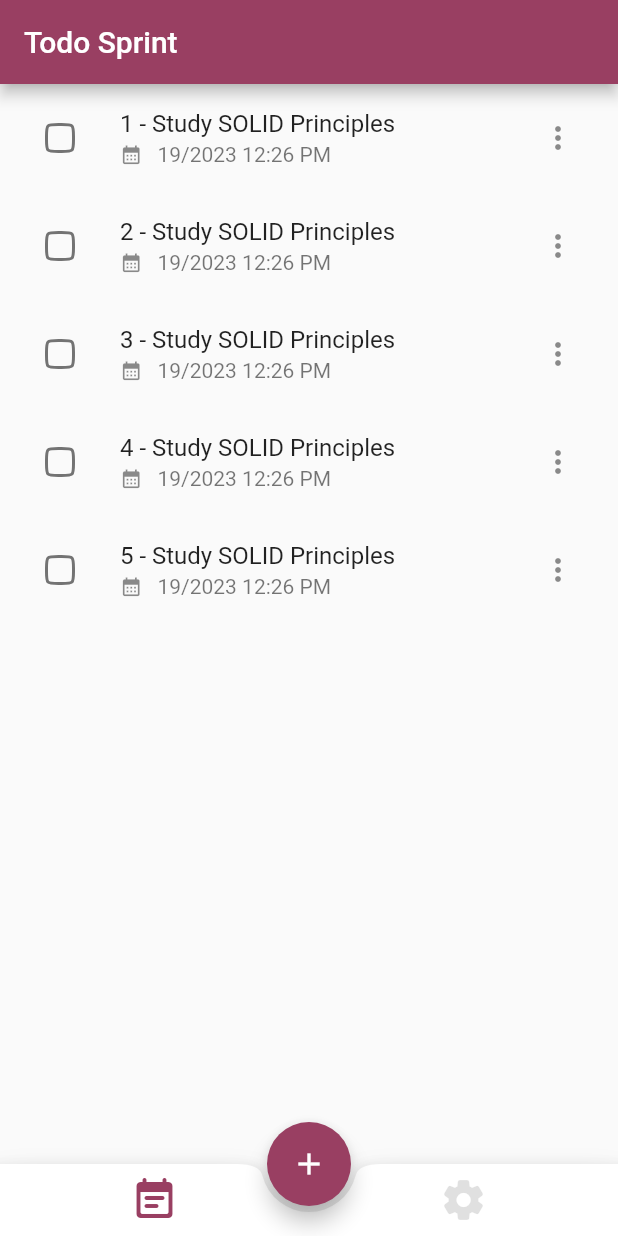
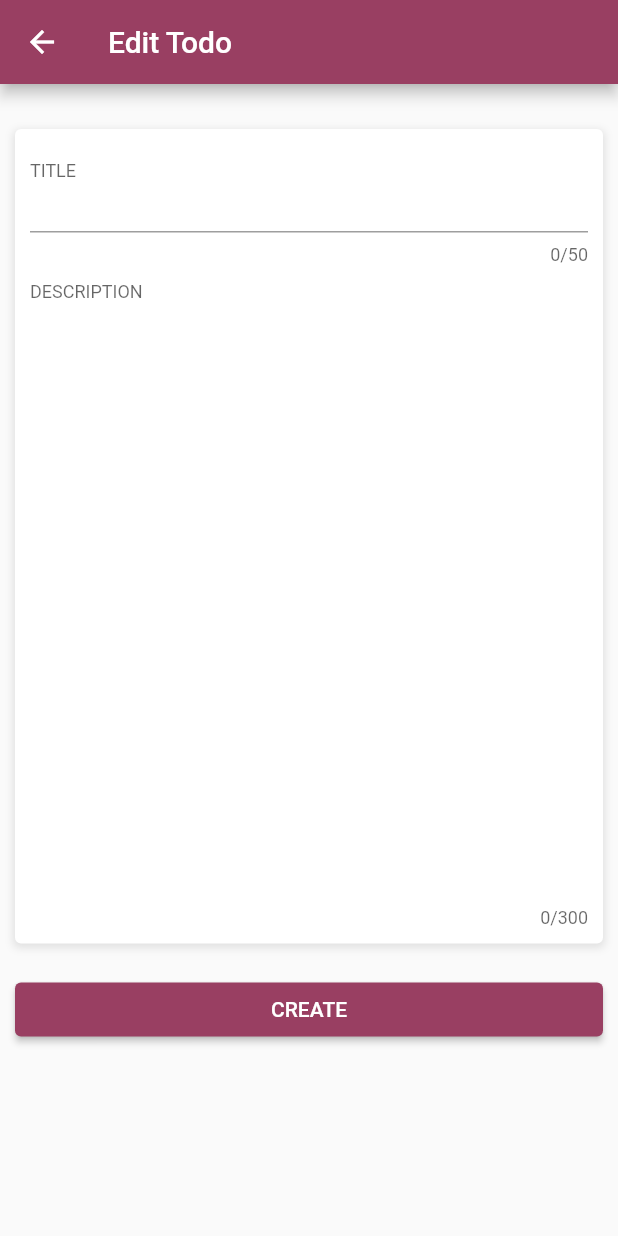
Before and after one commit to eliascreates/todo_sprint, a Flutter app: the screen it shows after launch, after a tap on the "add" icon, on a phone screen of 412 x 824 dp. Run offline on Flutter 3.47's test engine with Material 2 defaults, Android fonts, the phone set to English and light mode, and no system bars; our stand-ins replace dartz, equatable, flutter_bloc, get_it, hive, hive_flutter and 1 more; accounts and stored records are empty; network calls fail.

Commit message:
Implement the UI and interactions

```diff
--- a/lib/core/constants/strings.dart
+++ b/lib/core/constants/strings.dart
@@ -1,5 +1,34 @@
 class Strings {
   const Strings._();
 
+  static const appTitle = 'Todo Sprint';
 
+  // HomeScreen
+  static const homeScreenTitle = 'Todo Sprint';
+
+  //Overview Todo things
+  static const todoSettingsAppbarTitle = 'Todo Settings';
+
+  static const todosOverviewErrorSnackbarText = 'Something went wrong!';
+  static const todosOverviewTodoDeletedSnackbarText = 'Todo Deleted!';
+  static const todosOverviewEmptyText = 'No Todos!';
+
+  //ToolTips
+  static const todosOverviewOptionsTooltip = 'Options';
+  static const todosOverviewOptionsMarkAllIncomplete = 'None';
+  static const todosOverviewOptionsMarkAllComplete = 'All';
+  static const todosOverviewOptionsClearCompleted = 'Clear';
+
+  //Filter Popup menu
+  static const todosOverviewFilterTooltip = 'Filter';
+  static const todosOverviewFilterShowAll = 'All';
+  static const todosOverviewFilterActive = 'Active';
+  static const todosOverviewFilterShowCompleted = 'Completed';
+
+  static const todoSaveButtonTooltip = 'Filter';
+
+  static const todoAddAppBarTitle = 'New Todo';
+  static const todoEditAppBarTitle = 'Edit Todo';
+  static const todoTitleLabel = 'Title';
+  static const todoDescriptionLabel = 'Description';
 }
--- a/lib/core/routes/app_routes.dart
+++ b/lib/core/routes/app_routes.dart
@@ -2,6 +2,8 @@ import 'package:flutter/material.dart';
 import 'package:todo_sprint/features/home/presentation/pages/home_page.dart';
 // import 'package:flutter_bloc/flutter_bloc.dart';
 import 'package:todo_sprint/features/settings/presentation/pages/settings_page.dart';
+import 'package:todo_sprint/features/todo/domain/entities/todo.dart';
+import 'package:todo_sprint/features/todo/presentation/pages/todo_edit_page.dart';
 // import 'package:todo_sprint/features/todo/domain/entities/todo.dart';
 
 class AppRoutes {
@@ -16,6 +18,15 @@ class AppRoutes {
       case home:
         return MaterialPageRoute(
           builder: (_) => const HomePage(),
+        );
+      case editPage:
+        if (settings.arguments is Todo) {
+          return MaterialPageRoute(
+            builder: (_) => TodoEditPage(todo: settings.arguments as Todo),
+          );
+        }
+        return MaterialPageRoute(
+          builder: (_) => const TodoEditPage(),
         );
       case settingsPage:
         return MaterialPageRoute(
--- a/lib/features/home/presentation/pages/home_page.dart
+++ b/lib/features/home/presentation/pages/home_page.dart
@@ -1,8 +1,9 @@
 import 'package:flutter/material.dart';
 import 'package:flutter_bloc/flutter_bloc.dart';
+import 'package:todo_sprint/core/routes/app_routes.dart';
 import 'package:todo_sprint/features/home/presentation/cubit/home_cubit.dart';
 import 'package:todo_sprint/features/settings/presentation/pages/settings_page.dart';
-import 'package:todo_sprint/features/todo/presentation/pages/todo_page.dart';
+import 'package:todo_sprint/features/todo/presentation/pages/todo_home_page.dart';
 
 class HomePage extends StatelessWidget {
   const HomePage({super.key});
@@ -26,12 +27,12 @@ class HomeView extends StatelessWidget {
     return Scaffold(
       body: IndexedStack(
         index: selectedTab.index,
-        children: const [TodoPage(), SettingsPage()],
+        children: const [TodoHomePage(), SettingsPage()],
       ),
       floatingActionButtonLocation: FloatingActionButtonLocation.centerDocked,
       floatingActionButton: FloatingActionButton(
         key: const Key('homeView_addTodo_floatingActionButton'),
-        onPressed: () {},
+        onPressed: () => Navigator.of(context).pushNamed(AppRoutes.editPage),
         child: const Icon(Icons.add),
       ),
       bottomNavigationBar: BottomAppBar(
--- a/lib/features/settings/presentation/bloc/settings_bloc.dart
+++ b/lib/features/settings/presentation/bloc/settings_bloc.dart
@@ -7,8 +7,6 @@ part 'settings_state.dart';
 
 class SettingsBloc extends Bloc<SettingsEvent, SettingsState> {
   SettingsBloc() : super(SettingsInitial()) {
-    on<SettingsEvent>((event, emit) {
-      // TODO: implement event handler
-    });
+    on<SettingsEvent>((event, emit) {});
   }
 }
--- a/lib/features/todo/data/datasources/todo_local_data_source.dart
+++ b/lib/features/todo/data/datasources/todo_local_data_source.dart
@@ -1,3 +1,4 @@
+import 'package:flutter/foundation.dart';
 import 'package:hive/hive.dart';
 import 'package:todo_sprint/core/error/exceptions.dart';
 import 'package:todo_sprint/features/todo/data/models/todo_model.dart';
@@ -58,7 +59,7 @@ class TodoLocalDataSourceImpl implements TodoLocalDataSource {
     try {
       final box = await hive.openBox<TodoModel>(_todoBoxName);
       await box.put(todo.id, todo);
-
+      debugPrint("CREATED: $todo");
       return todo;
     } catch (e) {
       throw const CacheException();
@@ -81,6 +82,7 @@ class TodoLocalDataSourceImpl implements TodoLocalDataSource {
   Future<List<TodoModel>> getAllTodos() async {
     try {
       final box = await hive.openBox<TodoModel>(_todoBoxName);
+      debugPrint(box.values.toList().toString());
       return box.values.toList();
     } catch (e) {
       throw const CacheException();
--- /dev/null
+++ b/lib/features/todo/presentation/pages/todo_edit_page.dart
@@ -0,0 +1,168 @@
+import 'package:flutter/cupertino.dart';
+import 'package:flutter/material.dart';
+import 'package:flutter/services.dart';
+import 'package:flutter_bloc/flutter_bloc.dart';
+import 'package:todo_sprint/core/constants/strings.dart';
+import 'package:todo_sprint/features/todo/domain/entities/todo.dart';
+import 'package:uuid/uuid.dart';
+
+import '../bloc/todo_bloc.dart';
+
+class TodoEditPage extends StatelessWidget {
+  const TodoEditPage({super.key, this.todo});
+
+  final Todo? todo;
+
+  @override
+  Widget build(BuildContext context) {
+    return TodoEditView(todo: todo);
+  }
+}
+
+class TodoEditView extends StatefulWidget {
+  const TodoEditView({super.key, this.todo});
+  final Todo? todo;
+
+  @override
+  State<TodoEditView> createState() => _TodoEditViewState();
+}
+
+class _TodoEditViewState extends State<TodoEditView> {
+  final _titleController = TextEditingController();
+  final _descriptionController = TextEditingController();
+  String title = '', description = '';
+
+  @override
+  Widget build(BuildContext context) {
+    return Scaffold(
+      appBar: AppBar(
+        title: Text(
+          widget.todo != null
+              ? Strings.todoAddAppBarTitle
+              : Strings.todoEditAppBarTitle,
+        ),
+      ),
+      body: CupertinoScrollbar(
+        child: SingleChildScrollView(
+          child: Padding(
+            padding: const EdgeInsets.all(10),
+            child: Column(
+              crossAxisAlignment: CrossAxisAlignment.stretch,
+              children: [
+                const SizedBox(height: 20),
+                Container(
+                  padding: const EdgeInsets.all(10),
+                  decoration: BoxDecoration(
+                      color: Theme.of(context).cardColor,
+                      borderRadius: BorderRadius.circular(4),
+                      boxShadow: [
+                        BoxShadow(
+                            color:
+                                Theme.of(context).shadowColor.withOpacity(0.1),
+                            blurRadius: 4,
+                            spreadRadius: 1,
+                            offset: const Offset(0, 2)),
+                      ]),
+                  child: Column(
+                    children: [
+                      _TitleField(
+                        _titleController,
+                        todo: widget.todo,
+                        onChanged: (text) {
+                          title = text;
+                        },
+                      ),
+                      _DescriptionField(
+                        _descriptionController,
+                        todo: widget.todo,
+                        onChanged: (text) {
+                          description = text;
+                        },
+                      ),
+                    ],
+                  ),
+                ),
+                const SizedBox(height: 20),
+                ElevatedButton(
+                  onPressed: () {
+                    if (widget.todo == null) {
+                      final newDate = DateTime.now().toIso8601String();
+                      final newTodo = Todo(
+                        id: const Uuid().v1(),
+                        title: title,
+                        description: description,
+                        dateCreated: newDate,
+                        dateUpdated: newDate,
+                      );
+                      context.read<TodoBloc>().add(TodoCreated(todo: newTodo));
+                      _descriptionController.clear();
+                      _titleController.clear();
+
+                      Navigator.of(context).pop();
+                    }
+                  },
+                  style: ElevatedButton.styleFrom(
+                      backgroundColor: Theme.of(context).colorScheme.secondary),
+                  child: Text(widget.todo != null ? "UPDATE" : "CREATE"),
+                )
+              ],
+            ),
+          ),
+        ),
+      ),
+    );
+  }
+}
+
+class _TitleField extends StatelessWidget {
+  const _TitleField(this.controller, {required this.todo, this.onChanged});
+  final Todo? todo;
+  final TextEditingController controller;
+  final void Function(String)? onChanged;
+  @override
+  Widget build(BuildContext context) {
+    return TextFormField(
+      key: const Key('editTodoView_title_textFormField'),
+      controller: controller,
+      initialValue: todo?.title,
+      onChanged: onChanged,
+      decoration: const InputDecoration(
+        labelText: 'TITLE',
+        floatingLabelBehavior: FloatingLabelBehavior.always,
+      ),
+      maxLength: 50,
+      inputFormatters: [
+        LengthLimitingTextInputFormatter(50),
+        FilteringTextInputFormatter.allow(RegExp(r'[a-zA-Z0-9\s]')),
+      ],
+    );
+  }
+}
+
+class _DescriptionField extends StatelessWidget {
+  const _DescriptionField(this.controller,
+      {required this.todo, this.onChanged});
+  final Todo? todo;
+  final TextEditingController controller;
+  final void Function(String)? onChanged;
+  @override
+  Widget build(BuildContext context) {
+    return TextFormField(
+      key: const Key('editTodoView_description_textFormField'),
+      controller: controller,
+      initialValue: todo?.description,
+      onChanged: onChanged,
+      decoration: const InputDecoration(
+        border: InputBorder.none,
+        floatingLabelBehavior: FloatingLabelBehavior.always,
+        labelText: 'DESCRIPTION',
+        enabled: true,
+      ),
+      maxLength: 300,
+      maxLines: 20,
+      inputFormatters: [
+        LengthLimitingTextInputFormatter(300),
+      ],
+    );
+  }
+}
--- /dev/null
+++ b/lib/features/todo/presentation/pages/todo_home_page.dart
@@ -0,0 +1,129 @@
+import 'package:flutter/cupertino.dart';
+import 'package:flutter/material.dart';
+import 'package:flutter_bloc/flutter_bloc.dart';
+import 'package:todo_sprint/core/routes/app_routes.dart';
+// import 'package:todo_sprint/features/todo/domain/usecases/delete_todo.dart';
+// import 'package:todo_sprint/features/todo/domain/usecases/get_all_todo.dart';
+// import 'package:todo_sprint/features/todo/domain/usecases/get_todo.dart';
+// import 'package:todo_sprint/features/todo/domain/usecases/update_todo.dart';
+// import 'package:todo_sprint/injector_container.dart';
+// import '../../domain/entities/todo.dart';
+// import '../../domain/usecases/create_todo.dart';
+import '../bloc/todo_bloc.dart';
+import '../widgets/todo_list_tile.dart';
+
+class TodoHomePage extends StatelessWidget {
+  const TodoHomePage({super.key});
+
+  @override
+  Widget build(BuildContext context) {
+    return const TodoHomeView();
+  }
+}
+
+class TodoHomeView extends StatelessWidget {
+  const TodoHomeView({super.key});
+
+  @override
+  Widget build(BuildContext context) {
+    return Scaffold(
+      appBar: AppBar(title: const Text("Todo Sprint")),
+      body: BlocBuilder<TodoBloc, TodoState>(
+        builder: ((context, state) {
+          // return CupertinoScrollbar(
+          //   child: ListView(
+          //     children: [
+          //       for (var i = 0; i < 5; i++)
+          //         TodoListTile(
+          //           todo: Todo(
+          //             id: '123',
+          //             title: '${i + 1} - Study SOLID Principles',
+          //             description:
+          //                 'Consistency is key when it comes to naming files and folders. Establish naming conventions and patterns within your project or team and stick to them consistently. This consistency will make it easier for team members to understand and navigate the codebase.',
+          //             dateCreated: "2023-07-19T12:26:51.135Z",
+          //             dateUpdated: "2023-07-24T12:26:51.135Z",
+          //             isCompleted: i % 2 == 0,
+          //           ),
+          //           onToggleComplete: (isCompleted) {
+          //             context.read<TodoBloc>().add(
+          //                   TodoToggleCompleted(
+          //                     todo: Todo(
+          //                       id: '123',
+          //                       title: '${i + 1} - Study SOLID Principles',
+          //                       description:
+          //                           'Consistency is key when it comes to naming files and folders. Establish naming conventions and patterns within your project or team and stick to them consistently. This consistency will make it easier for team members to understand and navigate the codebase.',
+          //                       dateCreated: "2023-07-19T12:26:51.135Z",
+          //                       dateUpdated: "2023-07-19T12:26:51.135Z",
+          //                     ),
+          //                   ),
+          //                 );
+          //           },
+          //           onDismiss: (direction) {
+          //             // context
+          //             //     .read<TodoBloc>()
+          //             //     .add(const TodoDeleted(todoId: '-'));
+          //           },
+          //           onTap: () {
+          //             Navigator.of(context).pushNamed(
+          //               AppRoutes.editPage,
+          //               arguments: Todo(
+          //                 id: '123',
+          //                 title: '${i + 1} - Study SOLID Principles',
+          //                 description:
+          //                     'Consistency is key when it comes to naming files and folders. Establish naming conventions and patterns within your project or team and stick to them consistently. This consistency will make it easier for team members to understand and navigate the codebase.',
+          //                 dateCreated: "2023-07-19T12:26:51.135Z",
+          //                 dateUpdated: "2023-07-24T12:26:51.135Z",
+          //                 isCompleted: i % 2 == 0,
+          //               ),
+          //             );
+          //           },
+          //         ),
+          //     ],
+          //   ),
+          // );
+          debugPrint(state.todos.toString());
+          if (state.todos.isEmpty) {
+            if (state.status == TodoStatus.loading) {
+              context.read<TodoBloc>().add(const TodoFetchedAll());
+              return const Center(child: CircularProgressIndicator());
+            } else {
+              return Center(
+                child: Text(
+                  'No Todos',
+                  style: Theme.of(context).textTheme.bodySmall,
+                ),
+              );
+            }
+          }
+
+          return CupertinoScrollbar(
+            child: ListView(
+              children: [
+                for (final todo in state.todos)
+                  TodoListTile(
+                    todo: todo,
+                    onToggleComplete: (isCompleted) {
+                      context
+                          .read<TodoBloc>()
+                          .add(TodoToggleCompleted(todo: todo));
+                    },
+                    onDismiss: (direction) {
+                      context
+                          .read<TodoBloc>()
+                          .add(TodoDeleted(todoId: todo.id));
+                    },
+                    onTap: () {
+                      Navigator.of(context).pushNamed(
+                        AppRoutes.editPage,
+                        arguments: todo,
+                      );
+                    },
+                  ),
+              ],
+            ),
+          );
+        }),
+      ),
+    );
+  }
+}
--- a/lib/features/todo/presentation/pages/todo_page.dart
+++ /dev/null
@@ -1,125 +0,0 @@
-import 'package:flutter/cupertino.dart';
-import 'package:flutter/material.dart';
-import 'package:flutter_bloc/flutter_bloc.dart';
-import 'package:todo_sprint/features/todo/domain/entities/todo.dart';
-
-import 'package:todo_sprint/features/todo/domain/usecases/delete_todo.dart';
-import 'package:todo_sprint/features/todo/domain/usecases/get_all_todo.dart';
-import 'package:todo_sprint/features/todo/domain/usecases/get_todo.dart';
-import 'package:todo_sprint/features/todo/domain/usecases/update_todo.dart';
-import 'package:todo_sprint/injector_container.dart';
-import '../../domain/usecases/create_todo.dart';
-import '../bloc/todo_bloc.dart';
-import '../widgets/todo_list_tile.dart';
-
-
-class TodoPage extends StatelessWidget {
-  const TodoPage({super.key});
-
-  @override
-  Widget build(BuildContext context) {
-    return BlocProvider<TodoBloc>(
-      create: (context) => TodoBloc(
-        createTodo: sl<CreateTodo>(),
-        getAllTodos: sl<GetAllTodos>(),
-        getTodo: sl<GetTodo>(),
-        updateTodo: sl<UpdateTodo>(),
-        deleteTodo: sl<DeleteTodo>(),
-      ),
-      child: const TodoView(),
-    );
-  }
-}
-
-class TodoView extends StatelessWidget {
-  const TodoView({super.key});
-
-  @override
-  Widget build(BuildContext context) {
-    return Scaffold(
-      appBar: AppBar(title: const Text("Todo Sprint")),
-      body: BlocBuilder<TodoBloc, TodoState>(
-        builder: ((context, state) {
-          return CupertinoScrollbar(
-            child: ListView(
-              children: [
-                for (var i = 0; i < 5; i++)
-                  TodoListTile(
-                    todo: Todo(
-                      id: '123',
-                      title: '${i + 1} - Study SOLID Principles',
-                      description:
-                          'Consistency is key when it comes to naming files and folders. Establish naming conventions and patterns within your project or team and stick to them consistently. This consistency will make it easier for team members to understand and navigate the codebase.',
-                      dateCreated: "2023-07-19T12:26:51.135Z",
-                      dateUpdated: "2023-07-19T12:26:51.135Z",
-                    ),
-                    onToggleComplete: (isCompleted) {
-                      context.read<TodoBloc>().add(
-                            TodoToggleCompleted(
-                              todo: Todo(
-                                id: '123',
-                                title: '${i + 1} - Study SOLID Principles',
-                                description:
-                                    'Consistency is key when it comes to naming files and folders. Establish naming conventions and patterns within your project or team and stick to them consistently. This consistency will make it easier for team members to understand and navigate the codebase.',
-                                dateCreated: "2023-07-19T12:26:51.135Z",
-                                dateUpdated: "2023-07-19T12:26:51.135Z",
-                              ),
-                            ),
-                          );
-                    },
-                    onDismiss: (direction) {
-                      // context
-                      //     .read<TodoBloc>()
-                      //     .add(const TodoDeleted(todoId: '-'));
-                    },
-                    onTap: () {
-                      // Navigator.of(context).pushNamed(AppRoutes.editPage);
-                    },
-                  ),
-              ],
-            ),
-          );
-
-          if (state.todos.isEmpty) {
-            if (state.status == TodoStatus.loading) {
-              return const Center(child: CircularProgressIndicator());
-            } else if (state.status != TodoStatus.success) {
-              return const SizedBox();
-            } else {
-              return Center(
-                child: Text(
-                  'No Todos',
-                  style: Theme.of(context).textTheme.bodySmall,
-                ),
-              );
-            }
-          }
-
-          return CupertinoScrollbar(
-            child: ListView(
-              children: [
-                for (final todo in state.todos)
-                  TodoListTile(
-                    todo: todo,
-                    onToggleComplete: (isCompleted) {
-                      context
-                          .read<TodoBloc>()
-                          .add(TodoToggleCompleted(todo: todo));
-                    },
-                    onDismiss: (direction) {
-                      context
-                          .read<TodoBloc>()
-                          .add(TodoDeleted(todoId: todo.id));
-                    },
-                    onTap: () {
-                      // Navigator.of(context).pushNamed(AppRoutes.editPage);
-                    },
-                  ),
-              ],
-            ),
-          );
-        }),
-      ),
-    );
-  }
-}
--- a/lib/injector_container.dart
+++ b/lib/injector_container.dart
@@ -53,6 +53,7 @@ Future<void> init() async {
   //Hive Setup - Data Persistence
   await Hive.initFlutter();
   await Hive.openBox('settings');
+  await Hive.openBox('todo_box');
 
   sl.registerLazySingleton<HiveInterface>(() => Hive);
 
--- a/lib/main.dart
+++ b/lib/main.dart
@@ -1,12 +1,21 @@
 import 'package:flutter/material.dart';
+import 'package:flutter_bloc/flutter_bloc.dart';
 import 'package:hive_flutter/hive_flutter.dart';
 import 'core/routes/app_routes.dart';
 import 'core/themes/app_theme.dart';
+import 'features/todo/domain/usecases/create_todo.dart';
+import 'features/todo/domain/usecases/delete_todo.dart';
+import 'features/todo/domain/usecases/get_all_todo.dart';
+import 'features/todo/domain/usecases/get_todo.dart';
+import 'features/todo/domain/usecases/update_todo.dart';
+import 'features/todo/presentation/bloc/todo_bloc.dart';
 import 'injector_container.dart' as di;
+import 'injector_container.dart';
 
 void main() async {
   WidgetsFlutterBinding.ensureInitialized();
   await di.init();
+
   runApp(const MyApp());
 }
 
@@ -15,7 +24,15 @@ class MyApp extends StatelessWidget {
 
   @override
   Widget build(BuildContext context) {
-    return ValueListenableBuilder(
+    return BlocProvider<TodoBloc>(
+      create: (context) => TodoBloc(
+        createTodo: sl<CreateTodo>(),
+        getAllTodos: sl<GetAllTodos>(),
+        getTodo: sl<GetTodo>(),
+        updateTodo: sl<UpdateTodo>(),
+        deleteTodo: sl<DeleteTodo>(),
+      )..add(const TodoFetchedAll()),
+      child: ValueListenableBuilder(
         valueListenable: Hive.box('settings').listenable(),
         builder: (context, box, child) {
           final isDark = box.get('isDark', defaultValue: false);
@@ -28,6 +45,7 @@ class MyApp extends StatelessWidget {
               initialRoute: AppRoutes.home,
               onGenerateRoute: AppRoutes.onGenerateRoute);
         },
+      ),
     );
   }
 }
```
Also changed, not shown: lib/features/todo/data/repositories/todo_repository_impl.dart (+47 -38 lines), lib/features/todo/domain/entities/todo.dart (+15 -2 lines), lib/features/todo/presentation/widgets/todo_list_tile.dart (+52 -17 lines), 1 other file. Lines whose indentation alone changed are shown as unchanged.
